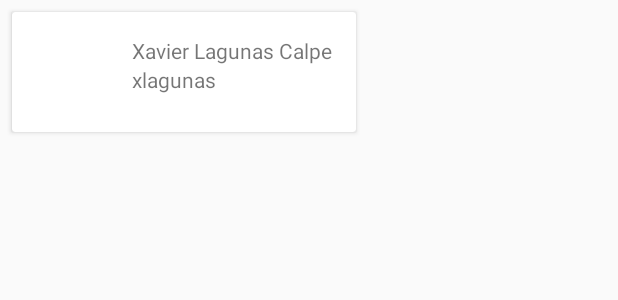
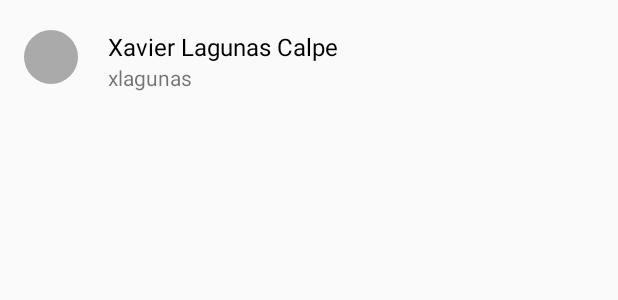
Before and after one commit to xlagunas/AndRTC, an Android app: the layout item_friend.xml on its own in the app's theme, with its tools: preview values and no code run, on a phone screen of 412 x 824 dp. Shown: the top 300 px of the screen. Run offline under Robolectric (Android 15) with nearby library versions, the phone set to English and light mode, and no system bars.

Commit message:
Styled new contact item

```diff
--- a/app/build.gradle
+++ b/app/build.gradle
@@ -82,6 +82,8 @@ dependencies {
     compile "com.android.support:support-v4:23.2.1"
     compile 'com.google.android.gms:play-services-gcm:8.4.0'
     compile 'com.github.pedrovgs:renderers:3.0.0'
+    //CircularImageView
+    compile 'de.hdodenhof:circleimageview:2.0.0'
 }
 
 apply plugin: 'com.google.gms.google-services'
--- a/app/src/main/java/cat/xlagunas/andrtc/view/activity/MainActivity.java
+++ b/app/src/main/java/cat/xlagunas/andrtc/view/activity/MainActivity.java
@@ -1,9 +1,14 @@
 package cat.xlagunas.andrtc.view.activity;
 
+import android.content.Intent;
 import android.os.Bundle;
+import android.support.design.widget.FloatingActionButton;
 
 import javax.inject.Inject;
 
+import butterknife.Bind;
+import butterknife.ButterKnife;
+import butterknife.OnClick;
 import cat.xlagunas.andrtc.R;
 import cat.xlagunas.andrtc.presenter.MainPresenter;
 
@@ -13,19 +18,27 @@ import cat.xlagunas.andrtc.presenter.MainPresenter;
  */
 public class MainActivity extends BaseActivity {
 
-
     private static final String TAG = MainActivity.class.getSimpleName();
 
     @Inject
     MainPresenter presenter;
 
+    @Bind(R.id.fab)
+    FloatingActionButton fab;
+
     @Override
     protected void onCreate(Bundle savedInstanceState) {
         super.onCreate(savedInstanceState);
         setContentView(R.layout.activity_main);
+        ButterKnife.bind(this);
 
         getActivityComponent().inject(this);
 
         presenter.initPresenter();
     }
+
+    @OnClick(R.id.fab)
+    public void handleAddFriends(){
+        startActivity(new Intent(this, AddContactsActivity.class));
+    }
 }
--- a/app/src/main/java/cat/xlagunas/andrtc/view/activity/SplashActivity.java
+++ b/app/src/main/java/cat/xlagunas/andrtc/view/activity/SplashActivity.java
@@ -41,7 +41,7 @@ public class SplashActivity extends BaseActivity {
                 .subscribe(new Subscriber<User>() {
                     @Override
                     public void onCompleted() {
-                        startActivity(new Intent(SplashActivity.this, AddContactsActivity.class));
+                        startActivity(new Intent(SplashActivity.this, MainActivity.class));
                         finish();
                     }
 
--- a/app/src/main/res/layout/item_friend.xml
+++ b/app/src/main/res/layout/item_friend.xml
@@ -1,48 +1,41 @@
 <?xml version="1.0" encoding="utf-8"?>
-<android.support.v7.widget.CardView
+
+<RelativeLayout android:layout_width="wrap_content"
+    android:layout_height="wrap_content"
+    xmlns:tools="http://schemas.android.com/tools"
     xmlns:android="http://schemas.android.com/apk/res/android"
-    xmlns:tools="http://schemas.android.com/tools"
-    android:orientation="vertical"
-    android:layout_width="wrap_content"
-    android:layout_height="wrap_content"
-    style="@style/main_card_style"
-    >
-
-    <RelativeLayout
-        android:layout_width="wrap_content"
-        android:layout_height="wrap_content"
-        android:layout_marginLeft="@dimen/activity_horizontal_margin"
-        android:layout_marginRight="@dimen/activity_horizontal_margin">
-
-        <ImageView
-            android:id="@+id/contact_thumbnail"
-            android:layout_width="48dp"
-            android:layout_height="48dp"
-            android:layout_marginTop="@dimen/activity_vertical_margin"
-            android:layout_marginBottom="@dimen/activity_vertical_margin"
-            android:layout_marginRight="@dimen/activity_horizontal_margin"
-            />
+    android:paddingRight="@dimen/activity_horizontal_margin">
 
     <TextView
         android:id="@+id/contact_fullname"
         tools:text="Xavier Lagunas Calpe"
-            android:layout_width="wrap_content"
+        android:layout_marginLeft="72dp"
+        android:layout_width="match_parent"
         android:layout_height="wrap_content"
-            android:layout_toEndOf="@id/contact_thumbnail"
-            android:layout_toRightOf="@id/contact_thumbnail"
-            android:layout_alignTop="@id/contact_thumbnail"
+        android:layout_marginTop="20dp"
+        android:textSize="16sp"
+        android:textColor="@android:color/black"
+        />
+
+    <de.hdodenhof.circleimageview.CircleImageView
+        android:id="@+id/contact_thumbnail"
+        android:layout_width="36dp"
+        android:layout_height="36dp"
+        android:src="@android:color/darker_gray"
+        android:layout_marginLeft="@dimen/activity_horizontal_margin"
+        android:layout_marginStart="@dimen/activity_horizontal_margin"
+        android:layout_alignTop="@id/contact_fullname"
         />
 
     <TextView
         android:id="@+id/contact_username"
-            android:layout_width="wrap_content"
+        android:layout_width="match_parent"
         android:layout_height="wrap_content"
         tools:text="xlagunas"
         android:layout_below="@id/contact_fullname"
-            android:layout_toEndOf="@id/contact_thumbnail"
-            android:layout_toRightOf="@id/contact_thumbnail"
-            android:layout_alignBaseline="@id/contact_thumbnail"
+        android:layout_marginLeft="72dp"
+        android:layout_marginBottom="20dp"
+        android:textSize="14sp"
+
         />
 </RelativeLayout>
-
-</android.support.v7.widget.CardView>
```
Lines whose indentation alone changed are shown as unchanged.
